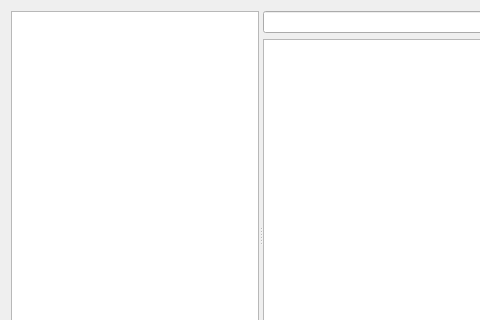
t123/ReadingTool.Python, file qtdesigner/items.ui: the form before one commit; both pictures show x 0 to 480 and y 0 to 320 of the 723 by 470 pixel window.
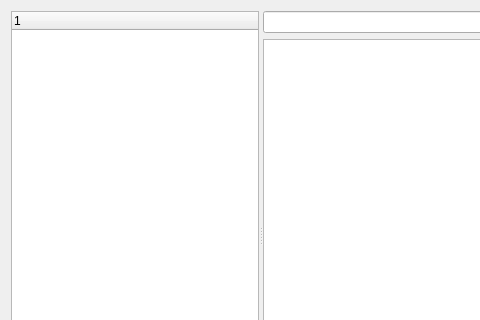
The form after the commit.

Patch:
```diff
--- a/qtdesigner/items.ui
+++ b/qtdesigner/items.ui
@@ -22,10 +22,16 @@
      <property name="childrenCollapsible">
       <bool>false</bool>
      </property>
-     <widget class="QWidget" name="">
+     <widget class="QWidget" name="layoutWidget">
       <layout class="QVBoxLayout" name="verticalLayout">
        <item>
-        <widget class="QTreeView" name="tvFilter"/>
+        <widget class="QTreeWidget" name="tvFilter">
+         <column>
+          <property name="text">
+           <string notr="true">1</string>
+          </property>
+         </column>
+        </widget>
        </item>
        <item>
         <layout class="QHBoxLayout" name="horizontalLayout">
@@ -53,7 +59,7 @@
        </item>
       </layout>
      </widget>
-     <widget class="QWidget" name="">
+     <widget class="QWidget" name="layoutWidget">
       <layout class="QVBoxLayout" name="verticalLayout_2">
        <item>
         <widget class="QLineEdit" name="leFilter"/>
```
